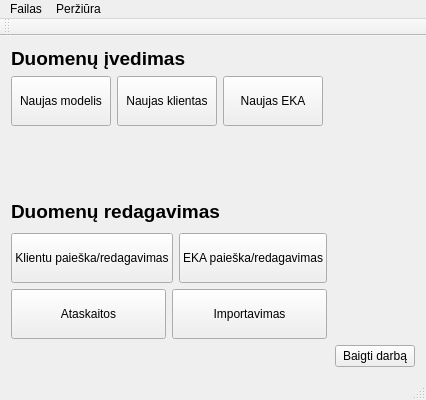
Tautvydas2019/Diplomas, file duombaze/mainwindow.ui: the form before one commit.
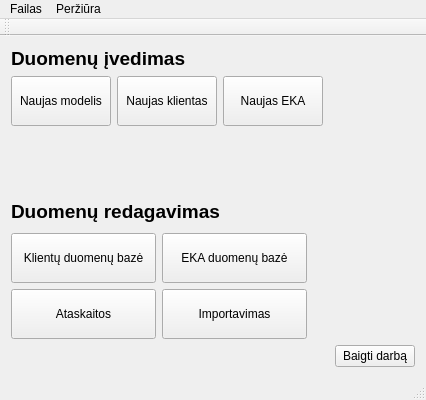
The form after the commit.

Diff of the .ui file:
```diff
--- a/duombaze/mainwindow.ui
+++ b/duombaze/mainwindow.ui
@@ -108,7 +108,7 @@
              </size>
             </property>
             <property name="text">
-             <string>Klientu paieška/redagavimas</string>
+             <string>Klientų duomenų bazė</string>
             </property>
            </widget>
           </item>
@@ -127,7 +127,7 @@
              </size>
             </property>
             <property name="text">
-             <string>EKA paieška/redagavimas</string>
+             <string>EKA duomenų bazė</string>
             </property>
            </widget>
           </item>
```
Left out of the diff: 5 changed lines with no effect on the pictures.
